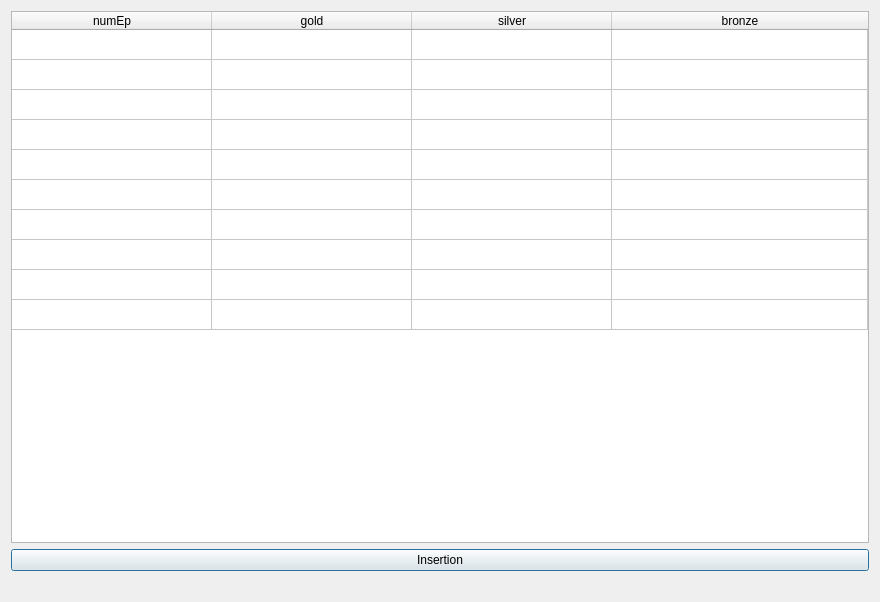
First picture: the form in gui/v1_fct_mod_2.ui, repository OliverMineau/JOProject, before the edit.
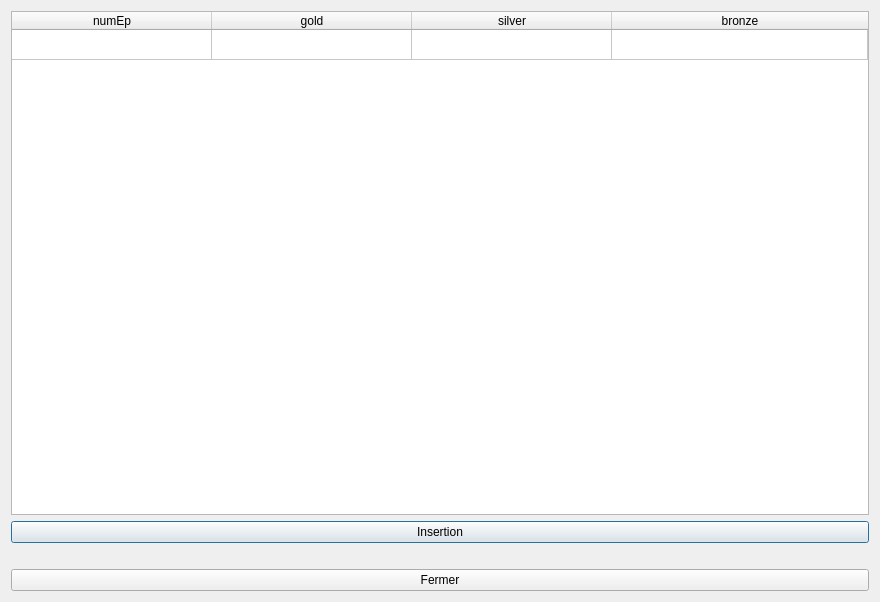
Second picture: the form after the edit.

Diff of the .ui file:
```diff
--- a/gui/v1_fct_mod_2.ui
+++ b/gui/v1_fct_mod_2.ui
@@ -36,51 +36,6 @@
        <string>1</string>
       </property>
      </row>
-     <row>
-      <property name="text">
-       <string>2</string>
-      </property>
-     </row>
-     <row>
-      <property name="text">
-       <string>3</string>
-      </property>
-     </row>
-     <row>
-      <property name="text">
-       <string>4</string>
-      </property>
-     </row>
-     <row>
-      <property name="text">
-       <string>5</string>
-      </property>
-     </row>
-     <row>
-      <property name="text">
-       <string>6</string>
-      </property>
-     </row>
-     <row>
-      <property name="text">
-       <string>7</string>
-      </property>
-     </row>
-     <row>
-      <property name="text">
-       <string>8</string>
-      </property>
-     </row>
-     <row>
-      <property name="text">
-       <string>9</string>
-      </property>
-     </row>
-     <row>
-      <property name="text">
-       <string>10</string>
-      </property>
-     </row>
      <column>
       <property name="text">
        <string>numEp</string>
@@ -125,6 +80,13 @@
      </property>
     </widget>
    </item>
+   <item>
+    <widget class="QPushButton" name="pushButton">
+     <property name="text">
+      <string>Fermer</string>
+     </property>
+    </widget>
+   </item>
   </layout>
  </widget>
  <resources/>
```
Left out of the diff: 22 changed lines with no effect on the pictures.
